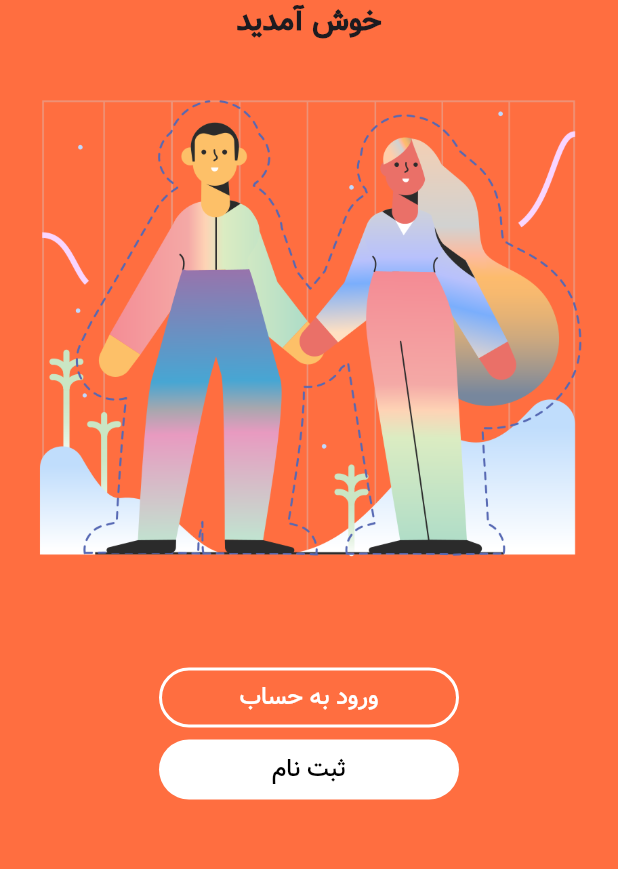
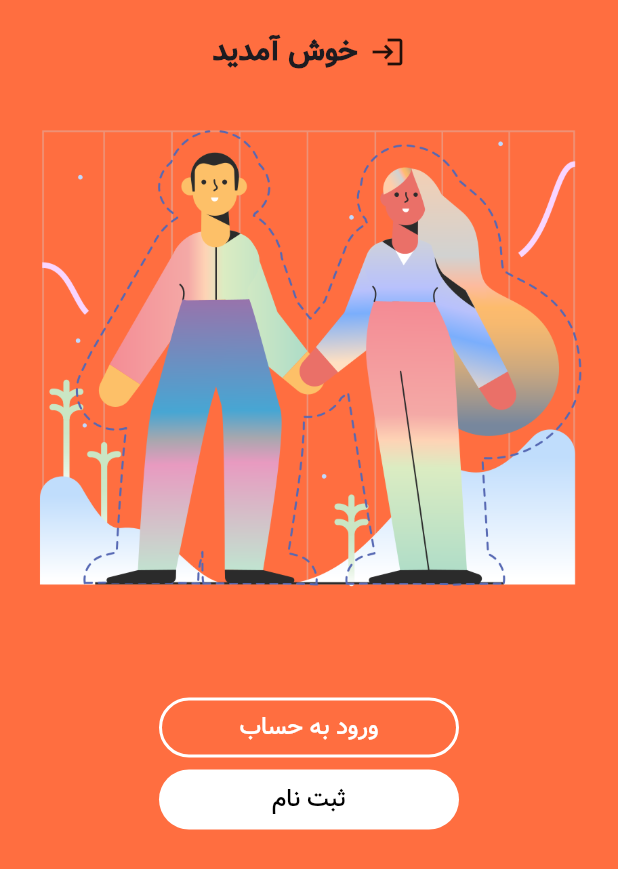
Before and after one commit to ShahramDeveloper/flutter_blog_navigation, a Flutter app: the screen it shows after launch, on a phone screen of 412 x 824 dp. Shown: the top 869 px of the screen. Run offline on Flutter 3.47's test engine with Material 3 defaults, Android fonts, the phone set to English and light mode, and no system bars.

Commit message:
Add an login icon next to welcome text into HomeScreen in main.dart

```diff
--- a/lib/main.dart
+++ b/lib/main.dart
@@ -29,9 +29,25 @@ class HomeScreen extends StatelessWidget {
           child: Column(
             mainAxisAlignment: MainAxisAlignment.center,
             children: [
-              Text(
-                'خوش آمدید',
-                style: TextStyle(fontWeight: FontWeight.bold, fontSize: 20.0),
+              SizedBox(
+                height: 20,
+              ),
+              Row(
+                mainAxisAlignment: MainAxisAlignment.center,
+                children: [
+                  Text(
+                    'خوش آمدید',
+                    style:
+                        TextStyle(fontWeight: FontWeight.bold, fontSize: 20.0),
+                  ),
+                  SizedBox(
+                    width: 8,
+                  ),
+                  Icon(
+                    Icons.login,
+                    size: 24.0,
+                  )
+                ],
               ),
               Image(
                 image: AssetImage('images/welcome.png'),
```
